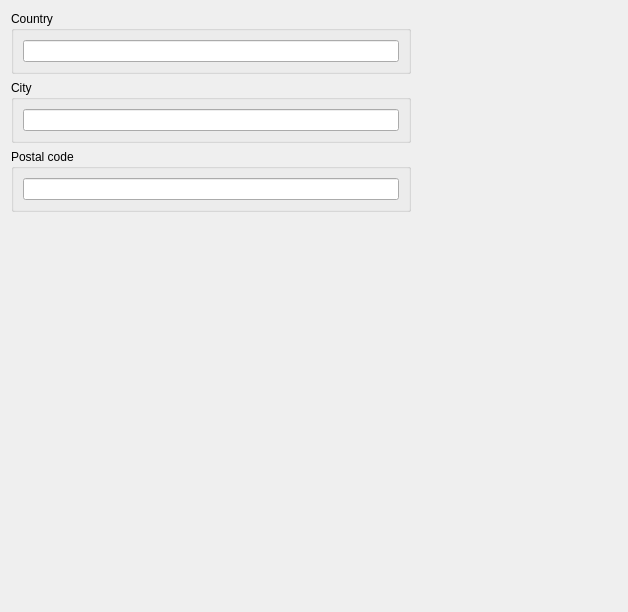
Above: Include/imtauthgui/CAddressEditorComp.ui from ImagingTools/ImtCore before the change. Below: the same form after it.
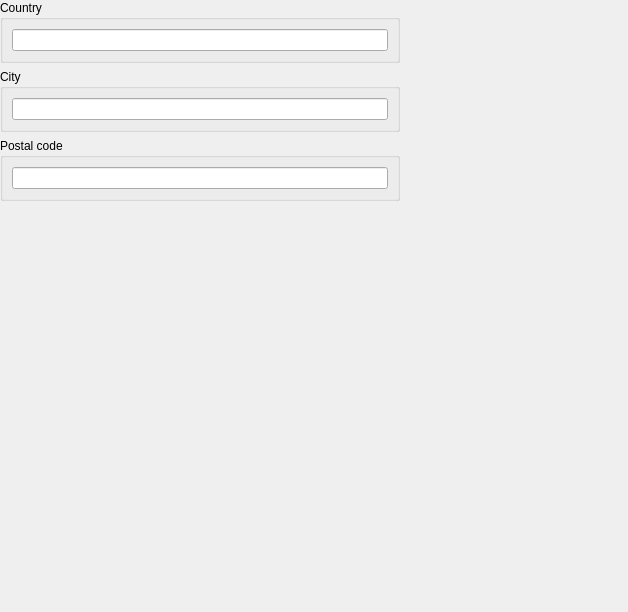
That is the form after the change.

What changed in the file:
```diff
--- a/Include/imtauthgui/CAddressEditorComp.ui
+++ b/Include/imtauthgui/CAddressEditorComp.ui
@@ -17,6 +17,18 @@
    <string notr="true"/>
   </property>
   <layout class="QVBoxLayout" name="verticalLayout">
+   <property name="leftMargin">
+    <number>0</number>
+   </property>
+   <property name="topMargin">
+    <number>0</number>
+   </property>
+   <property name="rightMargin">
+    <number>0</number>
+   </property>
+   <property name="bottomMargin">
+    <number>0</number>
+   </property>
    <item>
     <widget class="QGroupBox" name="CountryGroup">
      <property name="maximumSize">
```
Left out of the diff: 2 changed lines with no effect on the pictures.
